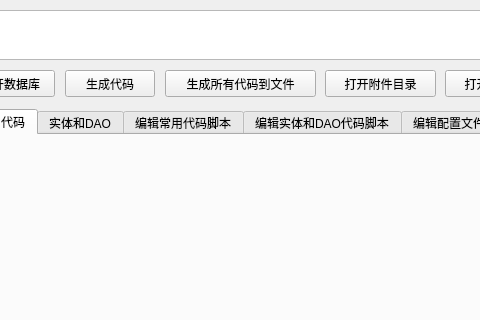
Before: the Qt Designer form ui/mainWindow.ui in wcss2010/pythonCodeFactory, drawn with Qt 5; both pictures show x 395 to 875 and y 0 to 320 of the 1156 by 635 pixel window.
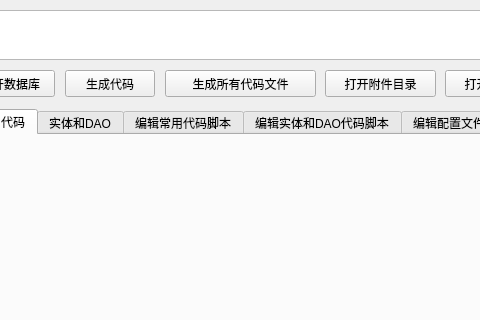
After: the same form once the commit is applied. Custom widgets are drawn as their Qt base class.

```diff
--- a/ui/mainWindow.ui
+++ b/ui/mainWindow.ui
@@ -273,7 +273,7 @@
      </rect>
     </property>
     <property name="text">
-     <string>生成所有代码到文件</string>
+     <string>生成所有代码文件</string>
     </property>
    </widget>
    <widget class="QComboBox" name="cbxDBAdapters">
```
